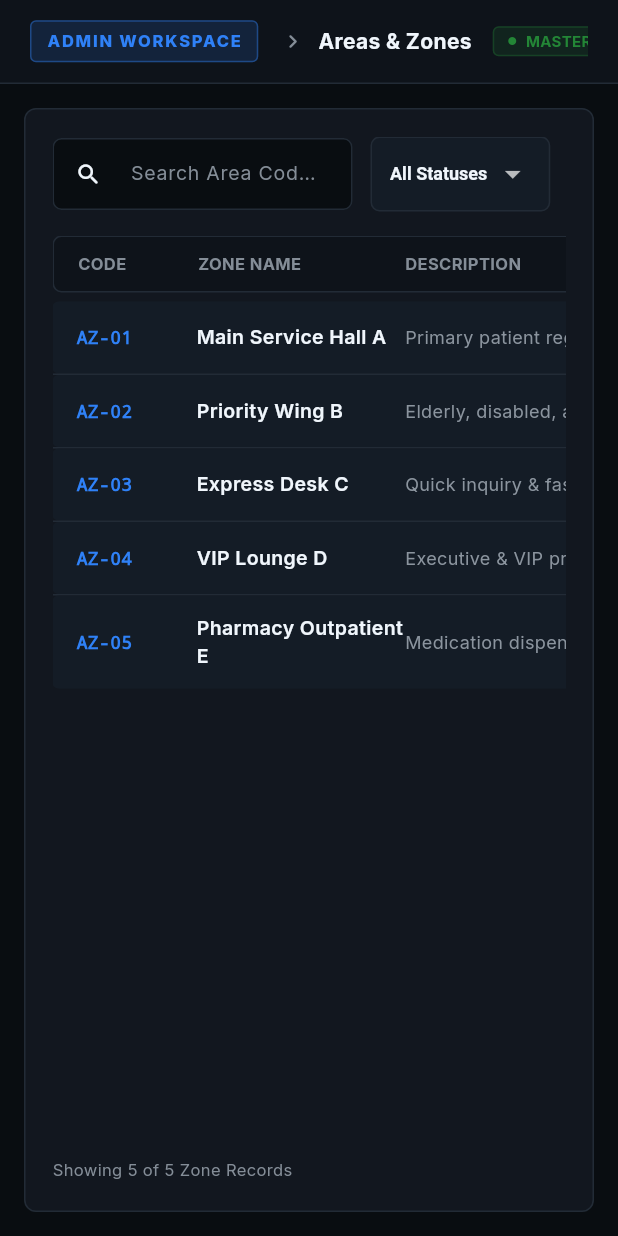
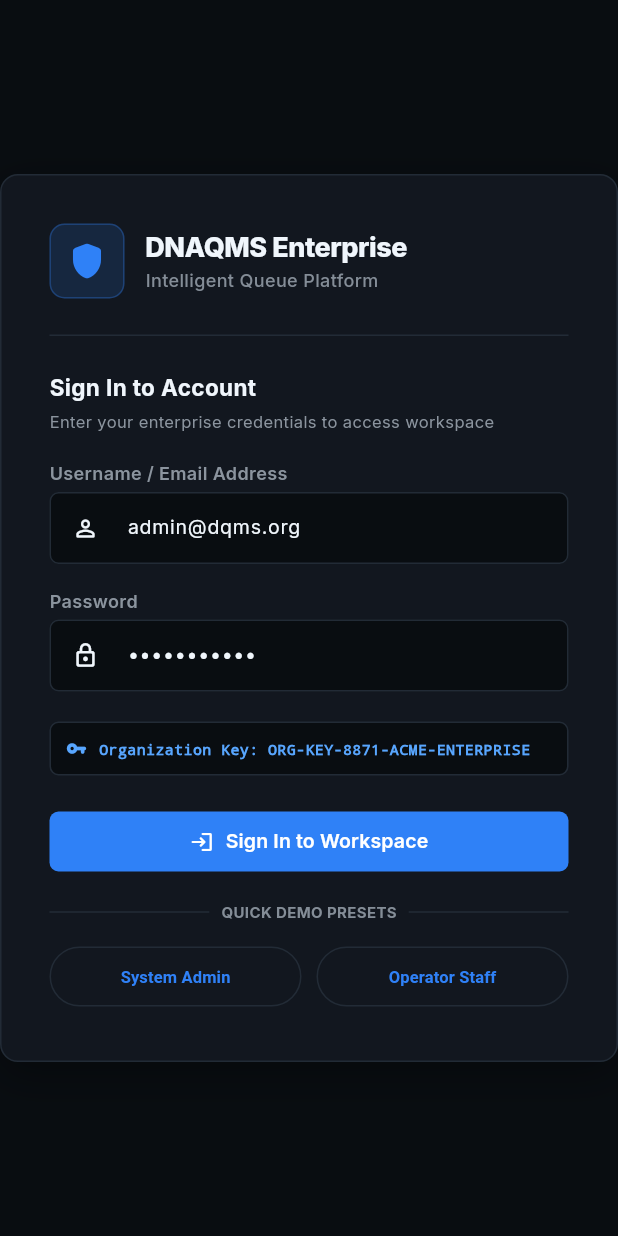
Before and after one commit to ikdevops2021-blip/EnterpriseCoreWebApi, a Flutter app: the screen it shows after launch, on a phone screen of 412 x 824 dp. Run offline on Flutter 3.47's test engine with Material 3 defaults, Android fonts, the phone set to English and light mode, and no system bars; our stand-ins replace dio, flutter_riverpod, google_fonts; accounts and stored records are empty.

Commit message:
Implement enterprise LoginScreen entry point, Dio Auth Interceptors, and align category parameters endpoint to Configuration/categories/{categoryId}/parameters

```diff
--- a/dqms_frontend/assets/config.json
+++ b/dqms_frontend/assets/config.json
@@ -4,5 +4,7 @@
   "adminApiBase": "http://localhost:5026/api/v1/admin",
   "dqmsApiBase": "http://localhost:5026/api/v1/dqms",
   "authApiBase": "http://localhost:5026/api/v1/auth",
-  "reportsApiBase": "http://localhost:5026/api/v1/reports"
+  "reportsApiBase": "http://localhost:5026/api/v1/reports",
+  "organizationApiKey": "ORG-KEY-8871-ACME-ENTERPRISE",
+  "organizationId": 1
 }
--- a/dqms_frontend/lib/core/config/app_config.dart
+++ b/dqms_frontend/lib/core/config/app_config.dart
@@ -22,6 +22,10 @@ class AppConfig {
   static String get authApiBase => _runtimeConfig['authApiBase'] ?? '$apiV1Base/auth';
   static String get reportsApiBase => _runtimeConfig['reportsApiBase'] ?? '$apiV1Base/reports';
 
+  /// Central Organization API Key and Tenant Context
+  static String get organizationApiKey => _runtimeConfig['organizationApiKey'] ?? 'ORG-KEY-8871-ACME-ENTERPRISE';
+  static int get organizationId => _runtimeConfig['organizationId'] ?? 1;
+
   /// Returns current map of active configuration endpoints
   static Map<String, dynamic> get currentEndpoints => {
     'apiBaseUrl': apiBaseUrl,
@@ -30,6 +34,8 @@ class AppConfig {
     'dqmsApiBase': dqmsApiBase,
     'authApiBase': authApiBase,
     'reportsApiBase': reportsApiBase,
+    'organizationApiKey': organizationApiKey,
+    'organizationId': organizationId,
   };
 
   /// Loads runtime configuration from assets/config.json dynamically at app boot.
@@ -49,11 +55,15 @@ class AppConfig {
     String? dqmsApiBase,
     String? authApiBase,
     String? reportsApiBase,
+    String? organizationApiKey,
+    int? organizationId,
   }) {
     if (apiBaseUrl != null && apiBaseUrl.isNotEmpty) _runtimeConfig['apiBaseUrl'] = apiBaseUrl;
     if (adminApiBase != null && adminApiBase.isNotEmpty) _runtimeConfig['adminApiBase'] = adminApiBase;
     if (dqmsApiBase != null && dqmsApiBase.isNotEmpty) _runtimeConfig['dqmsApiBase'] = dqmsApiBase;
     if (authApiBase != null && authApiBase.isNotEmpty) _runtimeConfig['authApiBase'] = authApiBase;
     if (reportsApiBase != null && reportsApiBase.isNotEmpty) _runtimeConfig['reportsApiBase'] = reportsApiBase;
+    if (organizationApiKey != null && organizationApiKey.isNotEmpty) _runtimeConfig['organizationApiKey'] = organizationApiKey;
+    if (organizationId != null) _runtimeConfig['organizationId'] = organizationId;
   }
 }
--- a/dqms_frontend/lib/core/network/dio_provider.dart
+++ b/dqms_frontend/lib/core/network/dio_provider.dart
@@ -1,9 +1,10 @@
 import 'package:dio/dio.dart';
 import 'package:flutter_riverpod/flutter_riverpod.dart';
 import 'package:dqms_frontend/core/config/app_config.dart';
+import 'package:dqms_frontend/features/auth/providers/auth_provider.dart';
 
 /// ============================================================================
-/// Dio HTTP Client Provider — connects to .NET Core Web API
+/// Dio HTTP Client Provider — connects to .NET Core Web API with Auth Interceptor
 /// ============================================================================
 final dioProvider = Provider<Dio>((ref) {
   final dio = Dio(BaseOptions(
@@ -14,8 +15,27 @@ final dioProvider = Provider<Dio>((ref) {
     headers: {
       'Content-Type': 'application/json',
       'Accept': 'application/json',
+      'X-Api-Key': AppConfig.organizationApiKey,
+      'X-Organization-Id': '${AppConfig.organizationId}',
     },
   ));
+
+  // Request Interceptor to dynamically inject Bearer tokens & Tenant headers
+  dio.interceptors.add(
+    InterceptorsWrapper(
+      onRequest: (options, handler) {
+        final authState = ref.read(authStateProvider);
+        options.headers['X-Api-Key'] = AppConfig.organizationApiKey;
+        options.headers['X-Organization-Id'] = '${authState.currentUser?.organizationId ?? AppConfig.organizationId}';
+        options.headers['X-User-Id'] = '${authState.currentUser?.userId ?? 1}';
+
+        if (authState.currentUser?.token != null && authState.currentUser!.token.isNotEmpty) {
+          options.headers['Authorization'] = 'Bearer ${authState.currentUser!.token}';
+        }
+        return handler.next(options);
+      },
+    ),
+  );
 
   dio.interceptors.add(LogInterceptor(
     requestBody: true,
--- /dev/null
+++ b/dqms_frontend/lib/features/auth/screens/login_screen.dart
@@ -0,0 +1,238 @@
+import 'package:flutter/material.dart';
+import 'package:flutter_riverpod/flutter_riverpod.dart';
+import 'package:dqms_frontend/core/config/app_config.dart';
+import 'package:dqms_frontend/core/network/dio_provider.dart';
+import 'package:dqms_frontend/core/theme/app_colors.dart';
+import 'package:dqms_frontend/core/widgets/dqms_button.dart';
+import 'package:dqms_frontend/core/widgets/dqms_text_field.dart';
+import 'package:dqms_frontend/features/auth/providers/auth_provider.dart';
+import 'package:dqms_frontend/features/admin/screens/admin_workspace_screen.dart';
+
+/// ENTERPRISE LOGIN SCREEN (Application Entry Point)
+class LoginScreen extends ConsumerStatefulWidget {
+  const LoginScreen({super.key});
+
+  @override
+  ConsumerState<LoginScreen> createState() => _LoginScreenState();
+}
+
+class _LoginScreenState extends ConsumerState<LoginScreen> {
+  final TextEditingController _usernameCtrl = TextEditingController(text: 'admin@dqms.org');
+  final TextEditingController _passwordCtrl = TextEditingController(text: 'Welc0me@555');
+
+  @override
+  void dispose() {
+    _usernameCtrl.dispose();
+    _passwordCtrl.dispose();
+    super.dispose();
+  }
+
+  Future<void> _handleLogin() async {
+    final dio = ref.read(dioProvider);
+    final success = await ref.read(authStateProvider.notifier).login(
+      _usernameCtrl.text.trim(),
+      _passwordCtrl.text.trim(),
+      dio,
+    );
+
+    if (success && mounted) {
+      Navigator.of(context).pushReplacement(
+        MaterialPageRoute(builder: (_) => const AdminWorkspaceScreen()),
+      );
+    }
+  }
+
+  @override
+  Widget build(BuildContext context) {
+    final authState = ref.watch(authStateProvider);
+
+    return Scaffold(
+      backgroundColor: AppColors.bgCanvas,
+      body: Center(
+        child: SingleChildScrollView(
+          child: Container(
+            width: 440,
+            padding: const EdgeInsets.all(32),
+            decoration: BoxDecoration(
+              color: AppColors.bgSurface,
+              borderRadius: BorderRadius.circular(12),
+              border: Border.all(color: AppColors.borderSubtle),
+              boxShadow: [
+                BoxShadow(
+                  color: Colors.black.withValues(alpha: 0.35),
+                  blurRadius: 24,
+                  offset: const Offset(0, 8),
+                ),
+              ],
+            ),
+            child: Column(
+              mainAxisSize: MainAxisSize.min,
+              crossAxisAlignment: CrossAxisAlignment.start,
+              children: [
+                // Brand Header
+                Row(
+                  children: [
+                    Container(
+                      padding: const EdgeInsets.all(10),
+                      decoration: BoxDecoration(
+                        color: AppColors.brandPrimary.withValues(alpha: 0.15),
+                        borderRadius: BorderRadius.circular(10),
+                        border: Border.all(color: AppColors.brandPrimary.withValues(alpha: 0.3)),
+                      ),
+                      child: const Icon(Icons.shield_rounded, color: AppColors.brandPrimary, size: 28),
+                    ),
+                    const SizedBox(width: 14),
+                    const Column(
+                      crossAxisAlignment: CrossAxisAlignment.start,
+                      children: [
+                        Text('DNAQMS Enterprise', style: TextStyle(color: AppColors.textMain, fontSize: 18, fontWeight: FontWeight.w800, letterSpacing: -0.3)),
+                        Text('Intelligent Queue Platform', style: TextStyle(color: AppColors.textSubtle, fontSize: 12, fontWeight: FontWeight.w500)),
+                      ],
+                    ),
+                  ],
+                ),
+                const SizedBox(height: 24),
+                const Divider(color: AppColors.borderSubtle, height: 1),
+                const SizedBox(height: 24),
+
+                // Form Section
+                const Text('Sign In to Account', style: TextStyle(color: AppColors.textMain, fontSize: 15, fontWeight: FontWeight.w700)),
+                const SizedBox(height: 4),
+                const Text('Enter your enterprise credentials to access workspace', style: TextStyle(color: AppColors.textMuted, fontSize: 11)),
+                const SizedBox(height: 18),
+
+                if (authState.errorMessage != null) ...[
+                  Container(
+                    width: double.infinity,
+                    padding: const EdgeInsets.all(10),
+                    decoration: BoxDecoration(
+                      color: AppColors.statusDeactive.withValues(alpha: 0.15),
+                      borderRadius: BorderRadius.circular(6),
+                      border: Border.all(color: AppColors.statusDeactive.withValues(alpha: 0.4)),
+                    ),
+                    child: Row(
+                      children: [
+                        const Icon(Icons.error_outline_rounded, color: AppColors.statusDeactive, size: 16),
+                        const SizedBox(width: 8),
+                        Expanded(
+                          child: Text(
+                            authState.errorMessage!,
+                            style: const TextStyle(color: AppColors.statusDeactive, fontSize: 11, fontWeight: FontWeight.w600),
+                          ),
+                        ),
+                      ],
+                    ),
+                  ),
+                  const SizedBox(height: 16),
+                ],
+
+                DqmsTextField(
+                  label: 'Username / Email Address',
+                  hintText: 'e.g. admin@dqms.org',
+                  controller: _usernameCtrl,
+                  prefixIcon: const Icon(Icons.person_outline_rounded, size: 18),
+                ),
+                const SizedBox(height: 16),
+
+                DqmsTextField(
+                  label: 'Password',
+                  hintText: 'Enter your password',
+                  controller: _passwordCtrl,
+                  obscureText: true,
+                  prefixIcon: const Icon(Icons.lock_outline_rounded, size: 18),
+                ),
+                const SizedBox(height: 20),
+
+                // Organization API Key Config Info Card
+                Container(
+                  width: double.infinity,
+                  padding: const EdgeInsets.all(10),
+                  decoration: BoxDecoration(
+                    color: AppColors.bgCanvas,
+                    borderRadius: BorderRadius.circular(6),
+                    border: Border.all(color: AppColors.borderSubtle),
+                  ),
+                  child: Row(
+                    children: [
+                      const Icon(Icons.vpn_key_rounded, color: AppColors.brandAccent, size: 14),
+                      const SizedBox(width: 8),
+                      Expanded(
+                        child: Text(
+                          'Organization Key: ${AppConfig.organizationApiKey}',
+                          style: const TextStyle(color: AppColors.brandAccent, fontSize: 10, fontFamily: 'monospace', fontWeight: FontWeight.w700),
+                          overflow: TextOverflow.ellipsis,
+                        ),
+                      ),
+                    ],
+                  ),
+                ),
+                const SizedBox(height: 24),
+
+                // Submit Button
+                DqmsButton(
+                  label: authState.isLoading ? 'Authenticating...' : 'Sign In to Workspace',
+                  icon: Icons.login_rounded,
+                  isFullWidth: true,
+                  isLoading: authState.isLoading,
+                  onPressed: _handleLogin,
+                ),
+                const SizedBox(height: 20),
+
+                // Quick Demo Preset Buttons
+                const Row(
+                  children: [
+                    Expanded(child: Divider(color: AppColors.borderSubtle)),
+                    Padding(
+                      padding: EdgeInsets.symmetric(horizontal: 8),
+                      child: Text('QUICK DEMO PRESETS', style: TextStyle(color: AppColors.textSubtle, fontSize: 10, fontWeight: FontWeight.w700)),
+                    ),
+                    Expanded(child: Divider(color: AppColors.borderSubtle)),
+                  ],
+                ),
+                const SizedBox(height: 12),
+
+                Row(
+                  children: [
+                    Expanded(
+                      child: OutlinedButton(
+                        style: OutlinedButton.styleFrom(
+                          foregroundColor: AppColors.brandPrimary,
+                          side: const BorderSide(color: AppColors.borderSubtle),
+                          padding: const EdgeInsets.symmetric(vertical: 10),
+                        ),
+                        onPressed: () {
+                          setState(() {
+                            _usernameCtrl.text = 'admin@dqms.org';
+                            _passwordCtrl.text = 'Welc0me@555';
+                          });
+                        },
+                        child: const Text('System Admin', style: TextStyle(fontSize: 11, fontWeight: FontWeight.w600)),
+                      ),
+                    ),
+                    const SizedBox(width: 10),
+                    Expanded(
+                      child: OutlinedButton(
+                        style: OutlinedButton.styleFrom(
+                          foregroundColor: AppColors.brandPrimary,
+                          side: const BorderSide(color: AppColors.borderSubtle),
+                          padding: const EdgeInsets.symmetric(vertical: 10),
+                        ),
+                        onPressed: () {
+                          setState(() {
+                            _usernameCtrl.text = 'operator@dqms.org';
+                            _passwordCtrl.text = 'Operator@555';
+                          });
+                        },
+                        child: const Text('Operator Staff', style: TextStyle(fontSize: 11, fontWeight: FontWeight.w600)),
+                      ),
+                    ),
+                  ],
+                ),
+              ],
+            ),
+          ),
+        ),
+      ),
+    );
+  }
+}
--- a/dqms_frontend/lib/main.dart
+++ b/dqms_frontend/lib/main.dart
@@ -2,7 +2,7 @@ import 'package:flutter/material.dart';
 import 'package:flutter_riverpod/flutter_riverpod.dart';
 import 'core/config/app_config.dart';
 import 'core/theme/app_theme.dart';
-import 'features/admin/screens/admin_workspace_screen.dart';
+import 'features/auth/screens/login_screen.dart';
 
 void main() async {
   WidgetsFlutterBinding.ensureInitialized();
@@ -21,7 +21,7 @@ class DqmsApp extends StatelessWidget {
       theme: AppTheme.lightTheme,
       darkTheme: AppTheme.darkTheme,
       themeMode: ThemeMode.dark, // Default Command Center Dark Aesthetic
-      home: const AdminWorkspaceScreen(),
+      home: const LoginScreen(),
     );
   }
 }
```
Also changed, not shown: dqms_frontend/lib/features/admin/widgets/config_category_parameters_view.dart (+32 -12 lines), dqms_frontend/lib/features/auth/providers/auth_provider.dart (added, +148 -0 lines).
